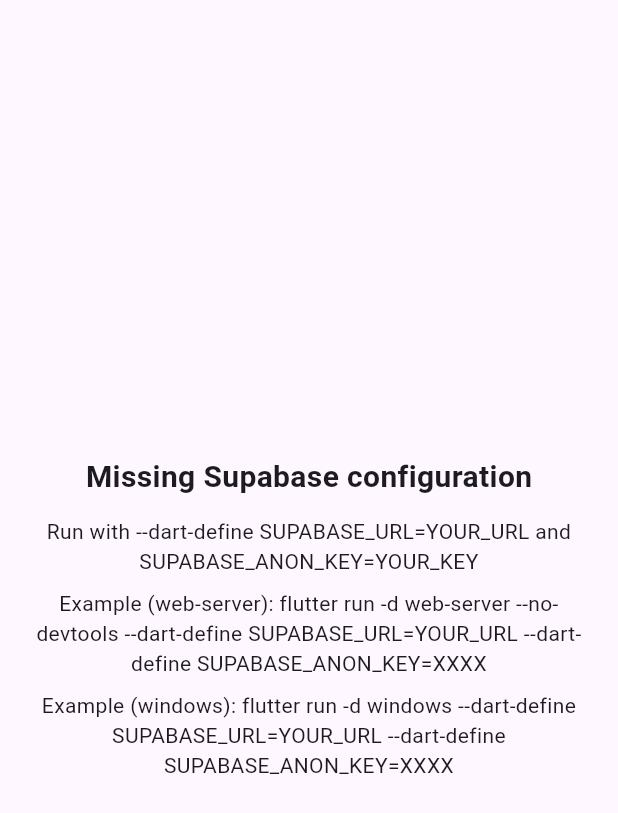
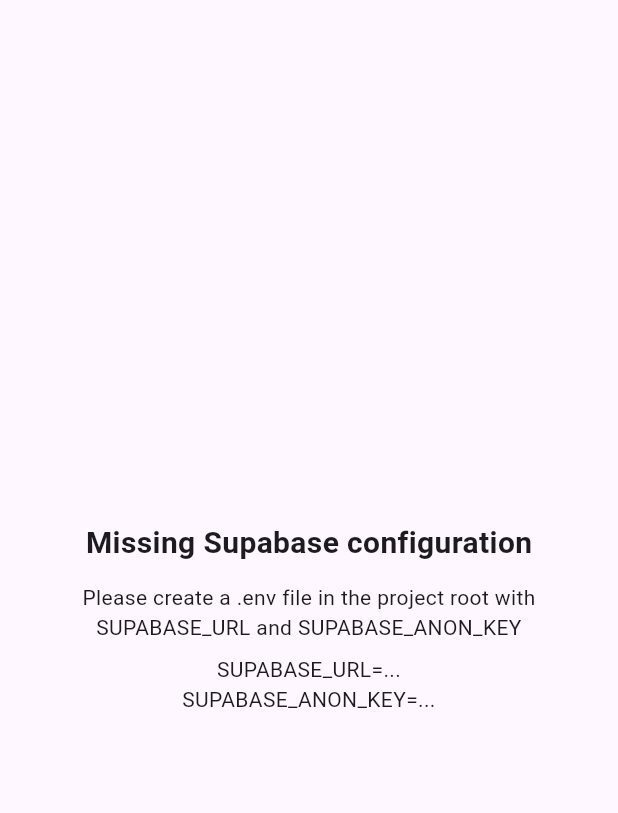
Before and after one commit to Omarkam3l/Kathir_final, a Flutter app: the screen it shows after launch, on a phone screen of 412 x 824 dp. Shown: the top 813 px of the screen. Run offline on Flutter 3.47's test engine with Material 3 defaults, Android fonts, the light colour scheme and no system bars; our stand-ins replace file_picker, flutter_dotenv, get_it, go_router, supabase, supabase_flutter; accounts and stored records are empty.

Commit message:
feat(env): switch from dart-define to dotenv for supabase config
Add flutter_dotenv dependency and update configuration to load Supabase credentials from .env file instead of using dart-define. Update documentation to reflect new setup instructions.

```diff
--- a/lib/core/supabase/supabase_helper.dart
+++ b/lib/core/supabase/supabase_helper.dart
@@ -1,12 +1,10 @@
 import 'package:supabase_flutter/supabase_flutter.dart';
 import 'dart:typed_data';
+import 'package:flutter_dotenv/flutter_dotenv.dart';
 import 'supabase_helper_exception.dart';
 
-const supabaseUrl = String.fromEnvironment(
-  'SUPABASE_URL',
-  defaultValue: 'https://vpxghgwfswotlwtulqrz.supabase.co',
-);
-const supabaseKey = String.fromEnvironment('SUPABASE_ANON_KEY');
+String get supabaseUrl => dotenv.env['SUPABASE_URL'] ?? 'https://vpxghgwfswotlwtulqrz.supabase.co';
+String get supabaseKey => dotenv.env['SUPABASE_ANON_KEY'] ?? '';
 class SupabaseHelper {
   SupabaseClient get client => Supabase.instance.client;
 
--- a/lib/main.dart
+++ b/lib/main.dart
@@ -1,4 +1,5 @@
 import 'package:flutter/material.dart';
+import 'package:flutter_dotenv/flutter_dotenv.dart';
 import 'package:kathir_final/core/utils/app_colors.dart';
 import 'app/bootstrap/di_bootstrap.dart';
 import 'package:supabase_flutter/supabase_flutter.dart';
@@ -14,6 +15,11 @@
 
 void main() async {
   WidgetsFlutterBinding.ensureInitialized();
+  try {
+    await dotenv.load(fileName: ".env");
+  } catch (e) {
+    // Ignore error
+  }
   final hasConfig = supabaseUrl.isNotEmpty && supabaseKey.isNotEmpty;
   if (hasConfig) {
     await Supabase.initialize(url: supabaseUrl, anonKey: supabaseKey);
@@ -159,17 +165,12 @@
               ),
               SizedBox(height: 12),
               Text(
-                'Run with --dart-define SUPABASE_URL=YOUR_URL and SUPABASE_ANON_KEY=YOUR_KEY',
+                'Please create a .env file in the project root with SUPABASE_URL and SUPABASE_ANON_KEY',
                 textAlign: TextAlign.center,
               ),
               SizedBox(height: 8),
               Text(
-                'Example (web-server): flutter run -d web-server --no-devtools --dart-define SUPABASE_URL=YOUR_URL --dart-define SUPABASE_ANON_KEY=XXXX',
-                textAlign: TextAlign.center,
-              ),
-              SizedBox(height: 8),
-              Text(
-                'Example (windows): flutter run -d windows --dart-define SUPABASE_URL=YOUR_URL --dart-define SUPABASE_ANON_KEY=XXXX',
+                'SUPABASE_URL=...\nSUPABASE_ANON_KEY=...',
                 textAlign: TextAlign.center,
               ),
             ],
--- a/pubspec.yaml
+++ b/pubspec.yaml
@@ -15,6 +15,7 @@
   cupertino_icons: ^1.0.8
   get_it: ^9.2.0
   file_picker: ^8.1.2
+  flutter_dotenv: ^6.0.0
 
 dev_dependencies:
   flutter_test:
@@ -28,3 +29,4 @@
   uses-material-design: true
   assets:
     - lib/resources/assets/images/
+    - .env
```
Also changed, not shown: pubspec.lock, 1 other file.
